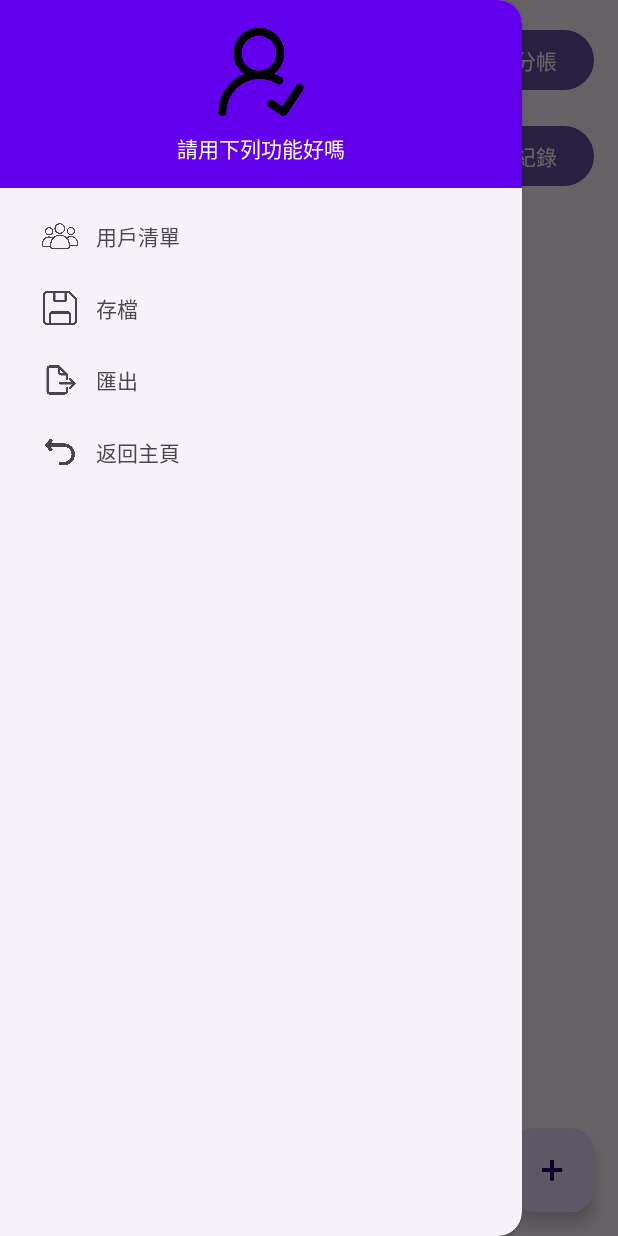
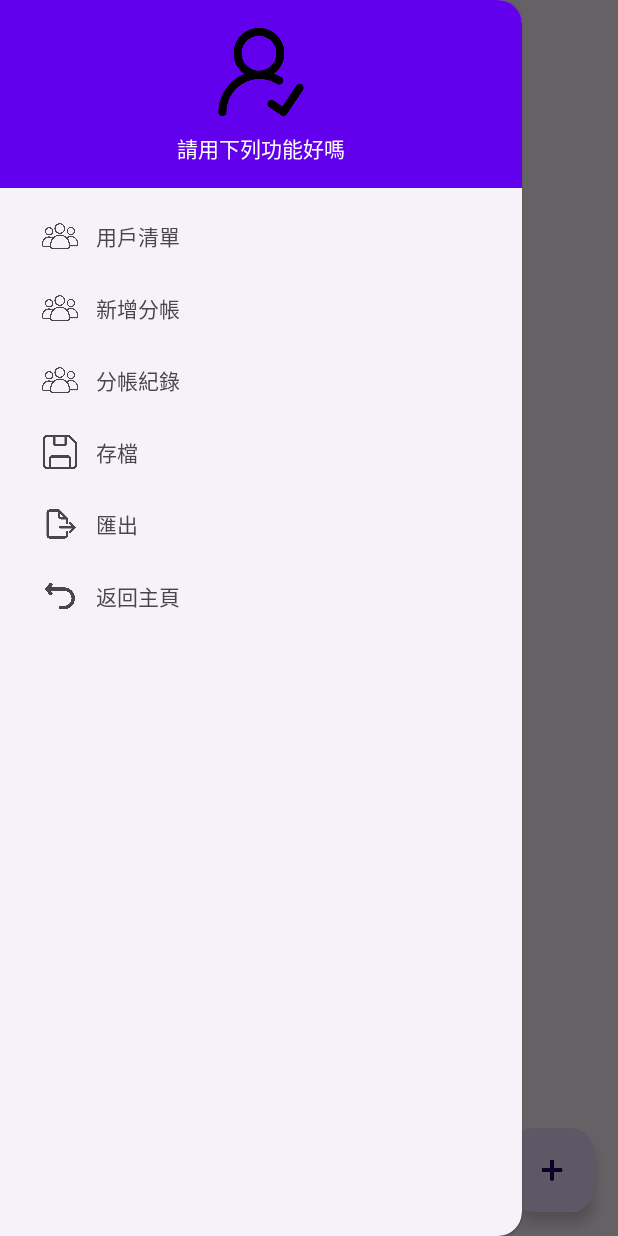
Before and after one commit to 01157121/software-project, an Android app: the PlanningActivity screen opened directly, with no data from a screen before it, with the side drawer open, on a phone screen of 412 x 824 dp. Run offline under Robolectric (Android 15) with nearby library versions, the phone set to English and light mode, and no system bars; 4 statements that could not run were skipped.

Commit message:
新增簡易分帳功能 分帳結果紀錄 修改分帳按鈕位置

```diff
--- a/project_android/app/src/main/res/layout/activity_planning.xml
+++ b/project_android/app/src/main/res/layout/activity_planning.xml
@@ -12,26 +12,7 @@
     xmlns:tools="http://schemas.android.com/tools"
     android:layout_width="match_parent"
     android:layout_height="match_parent">
-    <!-- 新增分帳按鈕 -->
-    <Button
-        android:id="@+id/add_accounting_button"
-        android:layout_width="wrap_content"
-        android:layout_height="wrap_content"
-        android:layout_margin="16dp"
-        android:text="@string/add_accounting"
-        app:layout_constraintTop_toTopOf="parent"
-        app:layout_constraintEnd_toEndOf="parent"
-        />
-    <!-- 檢視分帳紀錄 -->
-    <Button
-        android:id="@+id/check_accounting"
-        android:layout_width="wrap_content"
-        android:layout_height="wrap_content"
-        android:layout_margin="16dp"
-        android:text="@string/total_accounting"
-        app:layout_constraintTop_toBottomOf="@+id/add_accounting_button"
-        app:layout_constraintEnd_toEndOf="parent"
-        />
+
     <!-- 浮動按鈕 -->
     <com.google.android.material.floatingactionbutton.FloatingActionButton
         android:id="@+id/add_plan_button"
--- a/project_android/app/src/main/res/menu/drawer_menu.xml
+++ b/project_android/app/src/main/res/menu/drawer_menu.xml
@@ -2,6 +2,14 @@
     <item
         android:id="@+id/nav_user_list"
         android:title="用戶清單"
+        android:icon="@drawable/ic_user_list" />
+    <item
+        android:id="@+id/add_accounting"
+        android:title="新增分帳"
+        android:icon="@drawable/ic_user_list" />
+    <item
+        android:id="@+id/show_accounting_result"
+        android:title="分帳紀錄"
         android:icon="@drawable/ic_user_list" />
     <item
         android:id="@+id/nav_save"
```
Also changed, not shown: project_android/app/src/main/java/com/example/project_android/PlanningActivity.kt (+112 -10 lines).
